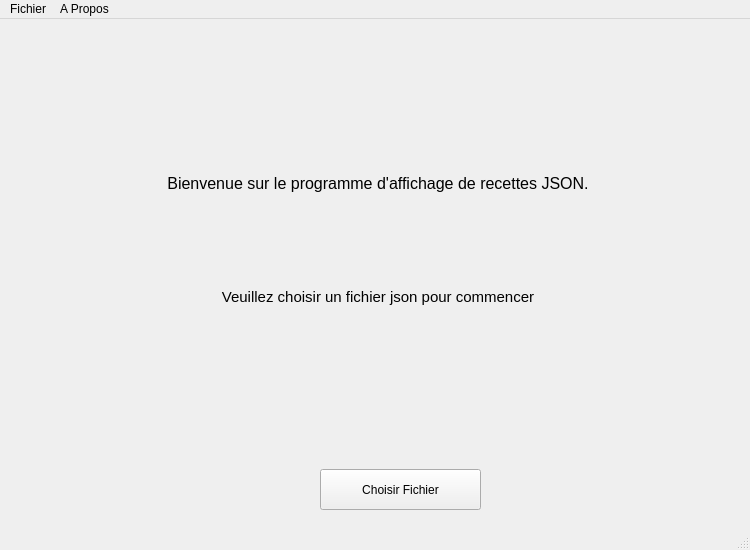
Qt form mainwindowlaunchdialog.ui (GridexX/Lecteur-Recette-JSON) before a commit.
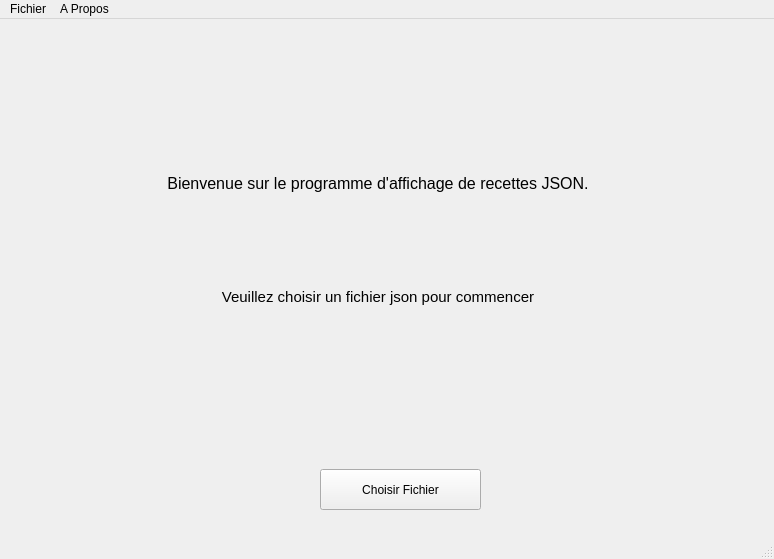
The same form after that commit.

Patch:
```diff
--- a/mainwindowlaunchdialog.ui
+++ b/mainwindowlaunchdialog.ui
@@ -6,8 +6,8 @@
    <rect>
     <x>0</x>
     <y>0</y>
-    <width>750</width>
-    <height>550</height>
+    <width>774</width>
+    <height>559</height>
    </rect>
   </property>
   <property name="windowTitle">
@@ -78,7 +78,7 @@
     <rect>
      <x>0</x>
      <y>0</y>
-     <width>750</width>
+     <width>774</width>
      <height>20</height>
     </rect>
    </property>
```
